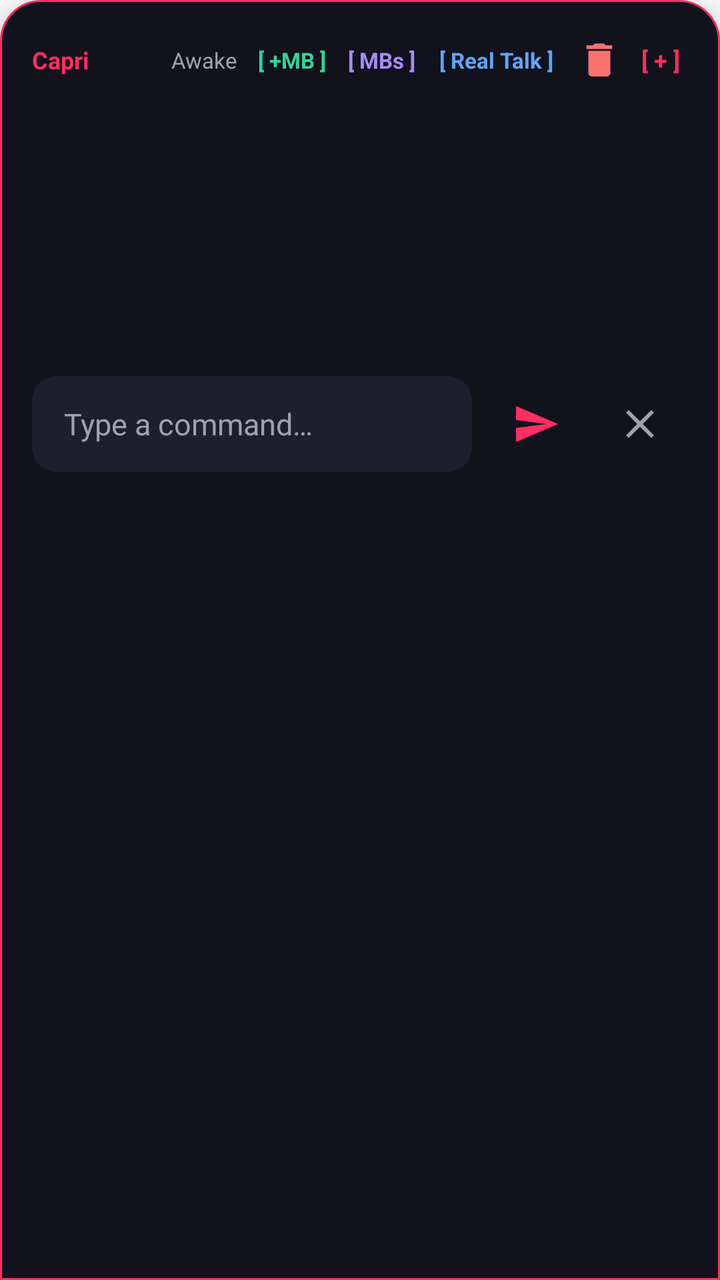
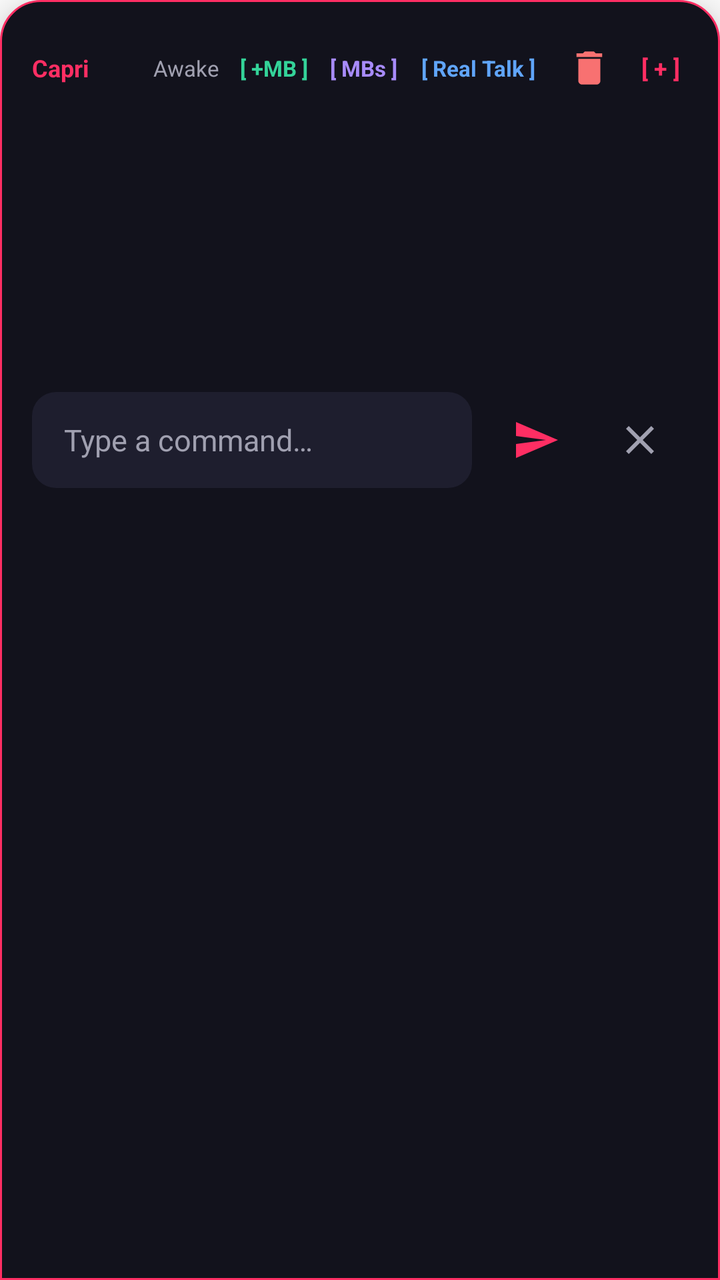

Two renders of the same Android screen: before a commit and after it. Below are the layout's source before the change and the commit's diff.
<!-- AndroidManifest.xml: application theme Theme.Capri -->
<!-- res/layout/chat_expanded.xml -->
<?xml version="1.0" encoding="utf-8"?>
<LinearLayout xmlns:android="http://schemas.android.com/apk/res/android"
    xmlns:app="http://schemas.android.com/apk/res-auto"
    android:id="@+id/chat_root"
    android:layout_width="match_parent"
    android:layout_height="wrap_content"
    android:layout_marginStart="16dp"
    android:layout_marginEnd="16dp"
    android:layout_marginBottom="32dp"
    android:background="@drawable/bg_chat_window"
    android:elevation="12dp"
    android:orientation="vertical"
    android:padding="16dp">

    <RelativeLayout
        android:layout_width="match_parent"
        android:layout_height="wrap_content"
        android:layout_marginBottom="8dp">

        <TextView
            android:layout_width="wrap_content"
            android:layout_height="wrap_content"
            android:layout_alignParentStart="true"
            android:layout_centerVertical="true"
            android:text="@string/app_name"
            android:textColor="@color/accent_red_pink"
            android:textSize="12sp"
            android:textStyle="bold" />

        <LinearLayout
            android:layout_width="wrap_content"
            android:layout_height="wrap_content"
            android:layout_alignParentEnd="true"
            android:layout_centerVertical="true"
            android:gravity="center_vertical"
            android:orientation="horizontal">

            <TextView
                android:id="@+id/status_indicator"
                android:layout_width="wrap_content"
                android:layout_height="wrap_content"
                android:layout_marginEnd="6dp"
                android:text="@string/status_awake"
                android:textColor="@color/text_secondary"
                android:textSize="11sp" />

            <TextView
                android:id="@+id/btn_add_mb"
                android:layout_width="wrap_content"
                android:layout_height="wrap_content"
                android:layout_marginEnd="3dp"
                android:background="?android:attr/selectableItemBackground"
                android:clickable="true"
                android:focusable="true"
                android:paddingStart="4dp"
                android:paddingEnd="4dp"
                android:paddingTop="2dp"
                android:paddingBottom="2dp"
                android:text="[ +MB ]"
                android:textColor="#34D399"
                android:textSize="11sp"
                android:textStyle="bold" />

            <TextView
                android:id="@+id/btn_toggle_mb"
                android:layout_width="wrap_content"
                android:layout_height="wrap_content"
                android:layout_marginEnd="3dp"
                android:background="?android:attr/selectableItemBackground"
                android:clickable="true"
                android:focusable="true"
                android:paddingStart="4dp"
                android:paddingEnd="4dp"
                android:paddingTop="2dp"
                android:paddingBottom="2dp"
                android:text="[ MBs ]"
                android:textColor="#A78BFA"
                android:textSize="11sp"
                android:textStyle="bold" />

            <TextView
                android:id="@+id/btn_real_talk"
                android:layout_width="wrap_content"
                android:layout_height="wrap_content"
                android:layout_marginEnd="4dp"
                android:background="?android:attr/selectableItemBackground"
                android:clickable="true"
                android:focusable="true"
                android:paddingStart="5dp"
                android:paddingEnd="5dp"
                android:paddingTop="2dp"
                android:paddingBottom="2dp"
                android:text="[ Real Talk ]"
                android:textColor="#60A5FA"
                android:textSize="11sp"
                android:textStyle="bold" />

            <androidx.appcompat.widget.AppCompatImageButton
                android:id="@+id/btn_clear_chat"
                android:layout_width="28dp"
                android:layout_height="28dp"
                android:layout_marginEnd="3dp"
                android:background="?android:attr/selectableItemBackgroundBorderless"
                android:clickable="true"
                android:focusable="true"
                android:contentDescription="Delete chat"
                android:scaleType="centerInside"
                android:src="@drawable/ic_real_talk_clear"
                app:tint="#F87171" />

            <TextView
                android:id="@+id/btn_expand"
                android:layout_width="wrap_content"
                android:layout_height="wrap_content"
                android:background="?android:attr/selectableItemBackground"
                android:clickable="true"
                android:focusable="true"
                android:paddingStart="4dp"
                android:paddingEnd="4dp"
                android:paddingTop="2dp"
                android:paddingBottom="2dp"
                android:text="[ + ]"
                android:textColor="@color/accent_red_pink"
                android:textSize="12sp"
                android:textStyle="bold" />
        </LinearLayout>
    </RelativeLayout>

    <ScrollView
        android:id="@+id/chat_scroll"
        android:layout_width="match_parent"
        android:layout_height="120dp"
        android:layout_marginBottom="8dp"
        android:fillViewport="true">

        <LinearLayout
            android:id="@+id/chat_history_container"
            android:layout_width="match_parent"
            android:layout_height="wrap_content"
            android:orientation="vertical">

        </LinearLayout>
    </ScrollView>

    <LinearLayout
        android:id="@+id/thinking_container"
        android:layout_width="wrap_content"
        android:layout_height="wrap_content"
        android:layout_gravity="center_horizontal"
        android:layout_marginTop="4dp"
        android:layout_marginBottom="4dp"
        android:gravity="center_vertical"
        android:orientation="horizontal"
        android:visibility="gone">

        <ProgressBar
            android:id="@+id/thinking"
            android:layout_width="28dp"
            android:layout_height="28dp"
            android:indeterminateTint="@color/accent_red_pink" />

        <TextView
            android:id="@+id/thinking_text"
            android:layout_width="wrap_content"
            android:layout_height="wrap_content"
            android:layout_marginStart="8dp"
            android:textColor="@color/text_secondary"
            android:textSize="13sp" />
    </LinearLayout>

    <LinearLayout
        android:layout_width="match_parent"
        android:layout_height="wrap_content"
        android:layout_marginTop="8dp"
        android:gravity="center_vertical"
        android:orientation="horizontal">

        <EditText
            android:id="@+id/input_text"
            android:layout_width="0dp"
            android:layout_height="wrap_content"
            android:layout_weight="1"
            android:background="@drawable/bg_input_field"
            android:hint="@string/type_a_command"
            android:imeOptions="actionSend"
            android:inputType="text"
            android:minHeight="48dp"
            android:paddingStart="16dp"
            android:paddingEnd="16dp"
            android:textColor="@color/text_primary"
            android:textColorHint="@color/text_secondary"
            android:textSize="15sp" />

        <androidx.appcompat.widget.AppCompatImageButton
            android:id="@+id/send"
            android:layout_width="48dp"
            android:layout_height="48dp"
            android:layout_marginStart="8dp"
            android:background="?android:attr/selectableItemBackgroundBorderless"
            android:contentDescription="@string/send"
            app:srcCompat="@drawable/ic_send" />

        <androidx.appcompat.widget.AppCompatImageButton
            android:id="@+id/close"
            android:layout_width="48dp"
            android:layout_height="48dp"
            android:layout_marginStart="4dp"
            android:background="?android:attr/selectableItemBackgroundBorderless"
            android:contentDescription="@string/close"
            app:srcCompat="@drawable/ic_close" />
    </LinearLayout>

</LinearLayout>
<!-- resources referenced by this layout -->
<resources>
  <color name="accent_red_pink">#FF2E63</color>
  <color name="text_primary">#EDEDF2</color>
  <color name="text_secondary">#A0A0B0</color>
  <!-- drawable bg_chat_window (drawable) -->
  <?xml version="1.0" encoding="utf-8"?>
  <shape xmlns:android="http://schemas.android.com/apk/res/android"
      android:shape="rectangle">
      <solid android:color="@color/chat_bg" />
      <corners
          android:topLeftRadius="20dp"
          android:topRightRadius="20dp"
          android:bottomLeftRadius="0dp"
          android:bottomRightRadius="0dp" />
      <stroke
          android:width="1dp"
          android:color="@color/accent_red_pink" />
  </shape>
  <!-- drawable bg_input_field (drawable) -->
  <?xml version="1.0" encoding="utf-8"?>
  <shape xmlns:android="http://schemas.android.com/apk/res/android"
      android:shape="rectangle">
      <solid android:color="@color/input_bg" />
      <corners android:radius="12dp" />
  </shape>
  <!-- drawable ic_close (drawable) -->
  <?xml version="1.0" encoding="utf-8"?>
  <vector xmlns:android="http://schemas.android.com/apk/res/android"
      android:width="24dp"
      android:height="24dp"
      android:viewportWidth="24"
      android:viewportHeight="24">
      <path
          android:fillColor="@color/text_secondary"
          android:pathData="M19,6.41L17.59,5L12,10.59L6.41,5L5,6.41L10.59,12L5,17.59L6.41,19L12,13.41L17.59,19L19,17.59L13.41,12z"/>
  </vector>
  <!-- drawable ic_real_talk_clear (drawable) -->
  <?xml version="1.0" encoding="utf-8"?>
  <vector xmlns:android="http://schemas.android.com/apk/res/android"
      android:width="22dp"
      android:height="22dp"
      android:viewportWidth="24"
      android:viewportHeight="24">
      <path
          android:fillColor="#94A3B8"
          android:pathData="M6,19c0,1.1 0.9,2 2,2h8c1.1,0 2,-0.9 2,-2V7H6v12zM19,4h-3.5l-1,-1h-5l-1,1H5v2h14V4z" />
  </vector>
  <!-- drawable ic_send (drawable) -->
  <?xml version="1.0" encoding="utf-8"?>
  <vector xmlns:android="http://schemas.android.com/apk/res/android"
      android:width="24dp"
      android:height="24dp"
      android:viewportWidth="24"
      android:viewportHeight="24">
      <path
          android:fillColor="@color/accent_red_pink"
          android:pathData="M2.01,21L23,12L2.01,3L2,10l15,2l-15,2z"/>
  </vector>
  <string name="app_name">Capri</string>
  <string name="close">Close</string>
  <string name="send">Send</string>
  <string name="status_awake">Awake</string>
  <string name="type_a_command">Type a command…</string>
  <style name="Theme.Capri" parent="Theme.MaterialComponents.DayNight.NoActionBar">
          
          <item name="colorPrimary">@color/accent_red_pink</item>
          <item name="colorPrimaryVariant">@color/bubble_bg</item>
          <item name="colorOnPrimary">@color/white</item>
          
          <item name="colorSecondary">@color/accent_red_pink</item>
          <item name="colorSecondaryVariant">@color/accent_red_pink</item>
          <item name="colorOnSecondary">@color/white</item>
          <item name="android:statusBarColor">@color/bubble_bg</item>
      </style>
  <color name="chat_bg">#12121C</color>
  <color name="input_bg">#1E1E2E</color>
  <color name="bubble_bg">#14141F</color>
  <color name="white">#FFFFFFFF</color>
</resources>

<!-- the commit's change to res/layout/chat_expanded.xml (unified diff, before → after) -->
@@ -97,13 +97,14 @@
 
             <androidx.appcompat.widget.AppCompatImageButton
                 android:id="@+id/btn_clear_chat"
-                android:layout_width="28dp"
-                android:layout_height="28dp"
-                android:layout_marginEnd="3dp"
+                android:layout_width="36dp"
+                android:layout_height="36dp"
+                android:layout_marginEnd="4dp"
                 android:background="?android:attr/selectableItemBackgroundBorderless"
                 android:clickable="true"
                 android:focusable="true"
                 android:contentDescription="Delete chat"
+                android:padding="4dp"
                 android:scaleType="centerInside"
                 android:src="@drawable/ic_real_talk_clear"
                 app:tint="#F87171" />
